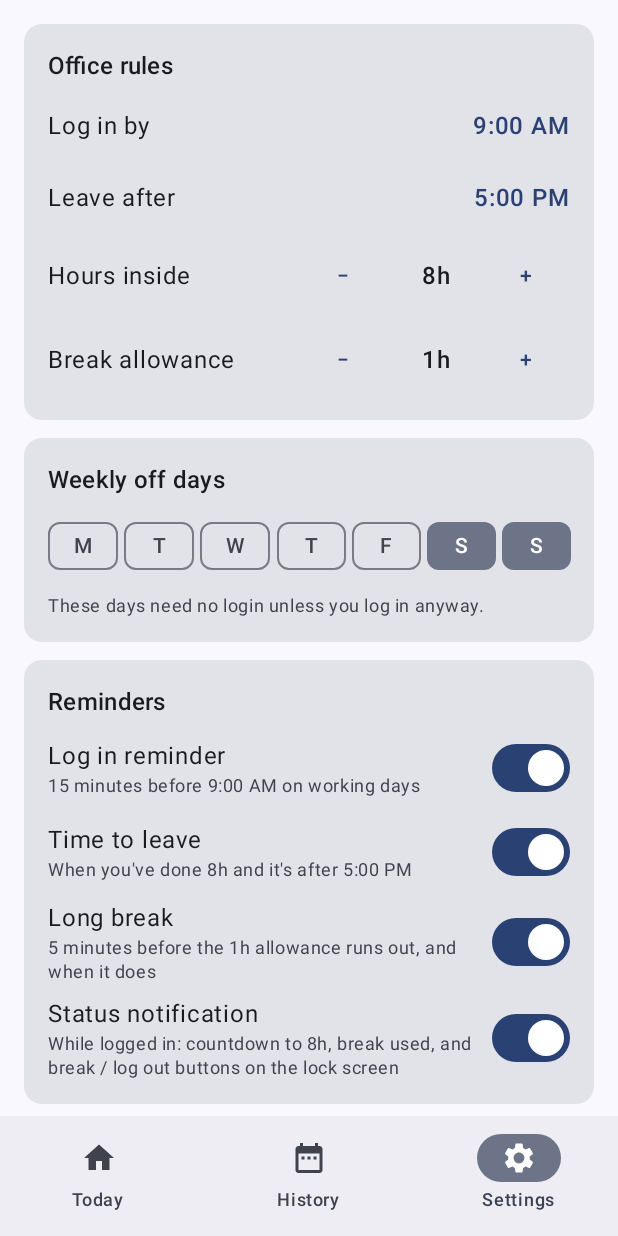
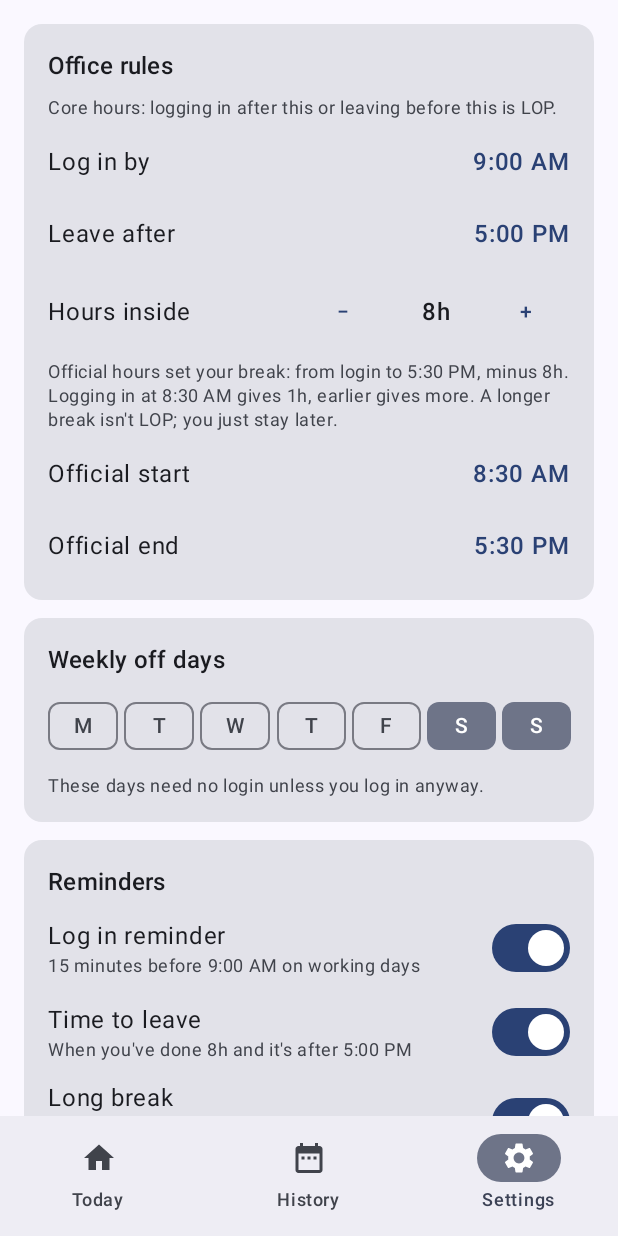
Before and after one commit to gkgsiva/tracker, an Android app built with Jetpack Compose: the screen it shows after launch (MainActivity), item 3 of the bottom bar chosen, on a phone screen of 412 x 824 dp. Run offline under Robolectric (Android 15) with nearby library versions, the phone set to English and light mode, and no system bars; our stand-ins replace Room's generated code.

Commit message:
Derive the break allowance from login time and official hours
Official hours (8:30-17:30, editable) now set the break: from login to the
official end, minus the required hours. An 8:30 login gives 1h, earlier
more, later less. Core hours (9:00/17:00) still decide LOP, and a longer
break is still only informational. Replaces the fixed break setting.

Co-Authored-By: Claude Opus 5.5 (1M context) <noreply@anthropic.com>
Claude-Session: https://claude.ai/code/session_01Lp136no5xCLgL2Nuw7NZEz

```diff
--- a/app/src/main/java/com/gkgsiva/tracker/domain/DayCalculator.kt
+++ b/app/src/main/java/com/gkgsiva/tracker/domain/DayCalculator.kt
@@ -50,7 +50,9 @@ data class DaySummary(
     val breaks: Duration,
     val breakCount: Int,
     val remaining: Duration,
-    /** Break time left in the 1h guideline; negative when over. A longer break isn't LOP by itself. */
+    /** Break that still lets you leave by the official end time; see [Rules.breakAllowance]. */
+    val breakAllowance: Duration,
+    /** Break time left in [breakAllowance]; negative when over. A longer break isn't LOP by itself. */
     val breakLeft: Duration,
     /** Earliest time you can leave and satisfy both the 8h and 5 PM rules (live days only). */
     val expectedLeave: LocalTime?,
@@ -138,6 +140,7 @@ object DayCalculator {
         }
 
         var returnBy: LocalTime? = null
+        val allowance = rules.breakAllowance(firstIn)
         val status = when {
             type.isDayOff -> DayStatus.DAY_OFF
             firstIn == null -> DayStatus.NOT_STARTED
@@ -149,7 +152,7 @@ object DayCalculator {
             now != null && outSince != null && !loggedOut -> {
                 if (now > outSince) breaks += Duration.between(outSince, now)
                 breakCount++
-                val left = rules.breakAllowance - breaks
+                val left = allowance - breaks
                 if (!left.isNegative) returnBy = now.plus(left)
                 DayStatus.ON_BREAK
             }
@@ -171,7 +174,8 @@ object DayCalculator {
             breaks = breaks,
             breakCount = breakCount,
             remaining = remaining,
-            breakLeft = rules.breakAllowance - breaks,
+            breakAllowance = allowance,
+            breakLeft = allowance - breaks,
             expectedLeave = expectedLeave,
             returnBy = returnBy,
             rules = rules,
--- a/app/src/main/java/com/gkgsiva/tracker/domain/Rules.kt
+++ b/app/src/main/java/com/gkgsiva/tracker/domain/Rules.kt
@@ -4,13 +4,25 @@ import java.time.DayOfWeek
 import java.time.Duration
 import java.time.LocalTime
 
-/** Office timing policy. */
+/**
+ * Office timing policy. [arriveBy] and [leaveAfter] are the core hours (breaking either is LOP);
+ * [officeStart] to [officeEnd] are the official hours, which set how much break you get.
+ */
 data class Rules(
     val arriveBy: LocalTime = LocalTime.of(9, 0),
     val leaveAfter: LocalTime = LocalTime.of(17, 0),
     val requiredInside: Duration = Duration.ofHours(8),
-    val breakAllowance: Duration = Duration.ofHours(1),
-)
+    val officeStart: LocalTime = LocalTime.of(8, 30),
+    val officeEnd: LocalTime = LocalTime.of(17, 30),
+) {
+    /**
+     * Break you can take and still leave by [officeEnd]: the time from login (or [officeStart]
+     * before logging in) to [officeEnd], minus the required hours. Logging in at 8:30 gives 1h,
+     * earlier gives more, later gives less. Going over isn't LOP; you just stay later.
+     */
+    fun breakAllowance(firstIn: LocalTime?): Duration =
+        (Duration.between(firstIn ?: officeStart, officeEnd) - requiredInside).coerceAtLeast(Duration.ZERO)
+}
 
 /** Everything the user can change in Settings. */
 data class Settings(
--- a/app/src/main/java/com/gkgsiva/tracker/system/SettingsStore.kt
+++ b/app/src/main/java/com/gkgsiva/tracker/system/SettingsStore.kt
@@ -27,7 +27,8 @@ object SettingsStore {
             .putInt("arriveBy", r.arriveBy.toSecondOfDay() / 60)
             .putInt("leaveAfter", r.leaveAfter.toSecondOfDay() / 60)
             .putLong("requiredMinutes", r.requiredInside.toMinutes())
-            .putLong("breakMinutes", r.breakAllowance.toMinutes())
+            .putInt("officeStart", r.officeStart.toSecondOfDay() / 60)
+            .putInt("officeEnd", r.officeEnd.toSecondOfDay() / 60)
             .putStringSet("weeklyOffs", settings.weeklyOffs.map { it.name }.toSet())
             .putBoolean("remindLogin", settings.remindLogin)
             .putBoolean("remindLeave", settings.remindLeave)
@@ -55,7 +56,8 @@ object SettingsStore {
                 arriveBy = LocalTime.ofSecondOfDay(p.getInt("arriveBy", d.rules.arriveBy.toSecondOfDay() / 60) * 60L),
                 leaveAfter = LocalTime.ofSecondOfDay(p.getInt("leaveAfter", d.rules.leaveAfter.toSecondOfDay() / 60) * 60L),
                 requiredInside = Duration.ofMinutes(p.getLong("requiredMinutes", d.rules.requiredInside.toMinutes())),
-                breakAllowance = Duration.ofMinutes(p.getLong("breakMinutes", d.rules.breakAllowance.toMinutes())),
+                officeStart = LocalTime.ofSecondOfDay(p.getInt("officeStart", d.rules.officeStart.toSecondOfDay() / 60) * 60L),
+                officeEnd = LocalTime.ofSecondOfDay(p.getInt("officeEnd", d.rules.officeEnd.toSecondOfDay() / 60) * 60L),
             ),
             weeklyOffs = p.getStringSet("weeklyOffs", null)
                 ?.mapNotNull { name -> DayOfWeek.entries.firstOrNull { it.name == name } }
--- a/app/src/main/java/com/gkgsiva/tracker/system/StatusNotification.kt
+++ b/app/src/main/java/com/gkgsiva/tracker/system/StatusNotification.kt
@@ -57,7 +57,7 @@ object StatusNotification {
             .setUsesChronometer(true)
             .setShowWhen(true)
 
-        val breakText = "Break ${s.breaks.formatHm()} of ${rules.breakAllowance.formatShort()}"
+        val breakText = "Break ${s.breaks.formatHm()} of ${s.breakAllowance.formatShort()}"
         if (s.status == DayStatus.INSIDE) {
             val title = if (s.wfh) "Working from home" else "Inside office"
             if (s.targetMet) {
@@ -80,7 +80,7 @@ object StatusNotification {
             builder.setContentTitle("On break · ${s.remaining.formatHm()} still to go")
                 .setWhen(now - s.breaks.toMillis())
                 .setContentText(
-                    s.returnBy?.let { "Back by ${it.formatClock()} to stay within ${rules.breakAllowance.formatShort()}" }
+                    s.returnBy?.let { "Back by ${it.formatClock()} to leave by ${rules.officeEnd.formatClock()}" }
                         ?: "$breakText · over the allowance"
                 )
                 .addAction(0, "End break", TrackerWidget.punchIntent(context, Action.BREAK_END))
--- a/app/src/main/java/com/gkgsiva/tracker/ui/SettingsScreen.kt
+++ b/app/src/main/java/com/gkgsiva/tracker/ui/SettingsScreen.kt
@@ -38,6 +38,7 @@ import androidx.compose.ui.text.font.FontWeight
 import androidx.compose.ui.text.style.TextAlign
 import androidx.compose.ui.unit.dp
 import com.gkgsiva.tracker.BuildConfig
+import com.gkgsiva.tracker.domain.Rules
 import com.gkgsiva.tracker.domain.Settings
 import com.gkgsiva.tracker.system.GateMonitor
 import java.time.DayOfWeek
@@ -94,8 +95,8 @@ fun SettingsScreen(settings: Settings, vm: TrackerViewModel) {
         verticalArrangement = Arrangement.spacedBy(12.dp),
     ) {
         Section("Office rules") {
-            SettingRow("Log in by", rules.arriveBy.formatClock(), onClick = { editingTime = TimeSetting.ARRIVE })
-            SettingRow("Leave after", rules.leaveAfter.formatClock(), onClick = { editingTime = TimeSetting.LEAVE })
+            Hint("Core hours: logging in after this or leaving before this is LOP.")
+            TimeSetting.entries.take(2).forEach { SettingRow(it.label, it.get(rules).formatClock(), onClick = { editingTime = it }) }
             Stepper(
                 "Hours inside",
                 rules.requiredInside,
@@ -103,13 +104,12 @@ fun SettingsScreen(settings: Settings, vm: TrackerViewModel) {
                 min = Duration.ofHours(1),
                 max = Duration.ofHours(12),
             ) { update(settings.copy(rules = rules.copy(requiredInside = it))) }
-            Stepper(
-                "Break allowance",
-                rules.breakAllowance,
-                step = Duration.ofMinutes(15),
-                min = Duration.ZERO,
-                max = Duration.ofHours(3),
-            ) { update(settings.copy(rules = rules.copy(breakAllowance = it))) }
+            Hint(
+                "Official hours set your break: from login to ${rules.officeEnd.formatClock()}, minus " +
+                    "${rules.requiredInside.formatShort()}. Logging in at ${rules.officeStart.formatClock()} gives " +
+                    "${rules.breakAllowance(null).formatShort()}, earlier gives more. A longer break isn't LOP; you just stay later."
+            )
+            TimeSetting.entries.drop(2).forEach { SettingRow(it.label, it.get(rules).formatClock(), onClick = { editingTime = it }) }
         }
 
         Section("Weekly off days") {
@@ -149,7 +149,7 @@ fun SettingsScreen(settings: Settings, vm: TrackerViewModel) {
             ) { setReminder(settings.copy(remindLeave = it)) }
             SwitchRow(
                 "Long break",
-                "5 minutes before the ${rules.breakAllowance.formatShort()} allowance runs out, and when it does",
+                "5 minutes before your break allowance runs out, and when it does",
                 settings.remindBreak,
             ) { setReminder(settings.copy(remindBreak = it)) }
             SwitchRow(
@@ -231,11 +231,11 @@ fun SettingsScreen(settings: Settings, vm: TrackerViewModel) {
 
     editingTime?.let { which ->
         TimeDialog(
-            title = if (which == TimeSetting.ARRIVE) "Log in by" else "Leave after",
-            initial = if (which == TimeSetting.ARRIVE) rules.arriveBy else rules.leaveAfter,
+            title = which.label,
+            initial = which.get(rules),
             onDismiss = { editingTime = null },
             onPick = { t ->
-                update(settings.copy(rules = if (which == TimeSetting.ARRIVE) rules.copy(arriveBy = t) else rules.copy(leaveAfter = t)))
+                update(settings.copy(rules = which.set(rules, t)))
                 editingTime = null
             },
         )
@@ -267,7 +267,12 @@ fun SettingsScreen(settings: Settings, vm: TrackerViewModel) {
     }
 }
 
-private enum class TimeSetting { ARRIVE, LEAVE }
+private enum class TimeSetting(val label: String, val get: (Rules) -> LocalTime, val set: (Rules, LocalTime) -> Rules) {
+    ARRIVE("Log in by", { it.arriveBy }, { r, t -> r.copy(arriveBy = t) }),
+    LEAVE("Leave after", { it.leaveAfter }, { r, t -> r.copy(leaveAfter = t) }),
+    OFFICE_START("Official start", { it.officeStart }, { r, t -> r.copy(officeStart = t) }),
+    OFFICE_END("Official end", { it.officeEnd }, { r, t -> r.copy(officeEnd = t) }),
+}
 
 private const val DEFAULT_GATE_RADIUS = 100
 
--- a/app/src/main/java/com/gkgsiva/tracker/ui/TodayScreen.kt
+++ b/app/src/main/java/com/gkgsiva/tracker/ui/TodayScreen.kt
@@ -201,8 +201,8 @@ fun TodayScreen(
                     "Break",
                     summary.breaks.formatHm(),
                     Modifier.weight(1f),
-                    sub = if (summary.breakExceeded) "${summary.breakLeft.negated().formatHm()} over ${rules.breakAllowance.formatShort()}"
-                    else "${summary.breakLeft.formatHm()} of ${rules.breakAllowance.formatShort()} left",
+                    sub = if (summary.breakExceeded) "${summary.breakLeft.negated().formatHm()} over ${summary.breakAllowance.formatShort()}"
+                    else "${summary.breakLeft.formatHm()} of ${summary.breakAllowance.formatShort()} left",
                 )
             }
             StatTile("To go", summary.remaining.formatHm(), Modifier.weight(1f), sub = "of ${rules.requiredInside.formatShort()}")
@@ -535,7 +535,7 @@ private fun DetailsCard(s: DaySummary) {
                 warn = s.lateArrival,
             )
             if (!s.wfh) DetailLine("Breaks taken", "${s.breakCount}")
-            s.returnBy?.let { DetailLine("Back by (to stay within ${s.rules.breakAllowance.formatShort()})", it.formatClock()) }
+            s.returnBy?.let { DetailLine("Back by (to leave by ${s.rules.officeEnd.formatClock()})", it.formatClock()) }
             s.expectedLeave?.let { DetailLine("You can leave at", it.formatClock()) }
             if (s.status == DayStatus.DONE && s.lastOut != null) {
                 DetailLine(
```
Also changed, not shown: 2 other files.
